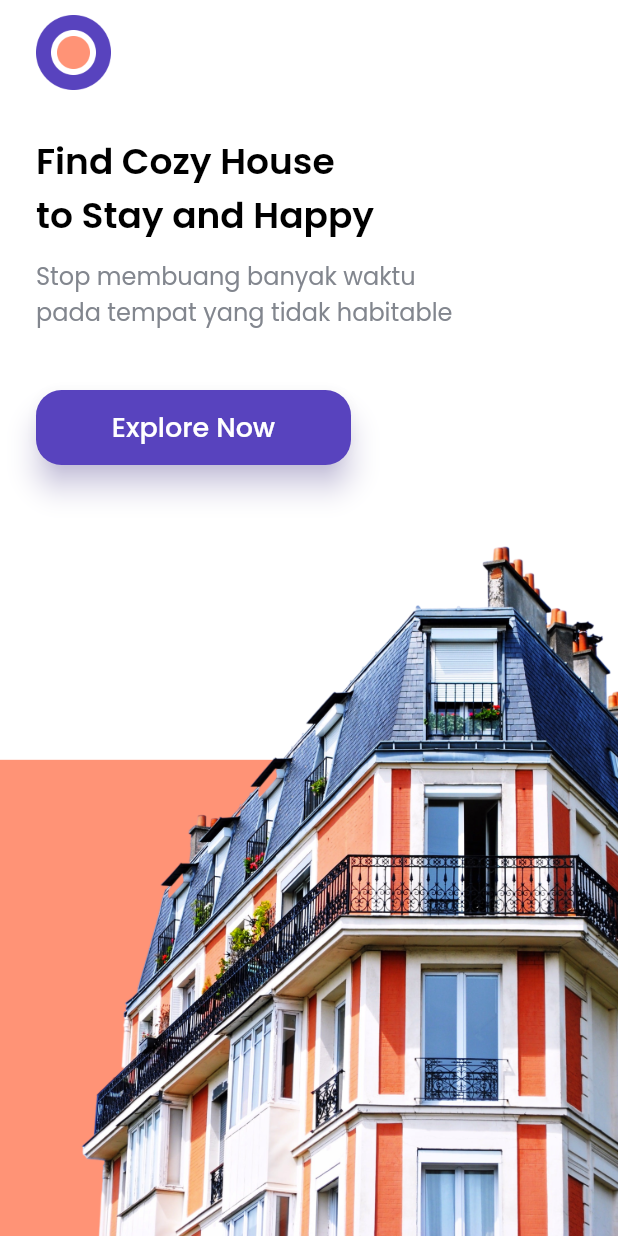
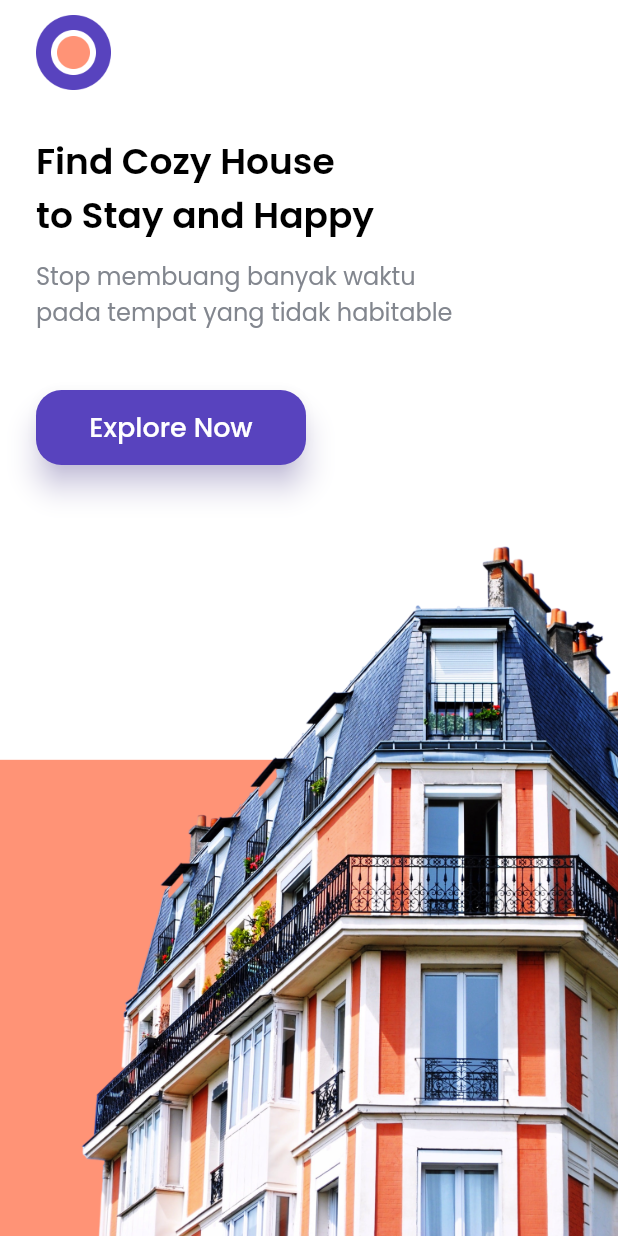
Before and after one commit to davadaviar/flutter-findhouse, a Flutter app: the screen it shows after launch, on a phone screen of 412 x 824 dp. Run offline on Flutter 3.47's test engine with Material 2 defaults, Android fonts, the phone set to English and light mode, and no system bars; our stand-ins replace google_fonts.

Commit message:
Modify custom button

```diff
--- a/lib/main.dart
+++ b/lib/main.dart
@@ -1,4 +1,5 @@
 import 'package:flutter/material.dart';
+import 'package:flutter_findhouse/ui/pages/home_page.dart';
 import 'package:flutter_findhouse/ui/pages/splash_page.dart';
 
 void main() {
@@ -13,7 +14,10 @@ class MyApp extends StatelessWidget {
   Widget build(BuildContext context) {
     return MaterialApp(
       debugShowCheckedModeBanner: false,
-      home: SplashPage(),
+      routes: {
+        '/': (context) => SplashPage(),
+        '/home': (context) => HomaPage(),
+      },
     );
   }
 }
--- a/lib/ui/pages/splash_page.dart
+++ b/lib/ui/pages/splash_page.dart
@@ -62,7 +62,10 @@ class SplashPage extends StatelessWidget {
                   ),
                   CustomButton(
                     title: 'Explore Now',
-                    onPressed: () {},
+                    width: 180,
+                    onPressed: () {
+                      Navigator.pushNamed(context, '/home');
+                    },
                   )
                 ],
               ),
--- a/lib/ui/widgets/custom_button.dart
+++ b/lib/ui/widgets/custom_button.dart
@@ -3,15 +3,20 @@ import '../../shared/themes.dart';
 
 class CustomButton extends StatelessWidget {
   final String title;
+  final double width;
   final Function() onPressed;
 
-  const CustomButton({Key? key, required this.title, required this.onPressed})
-      : super(key: key);
+  const CustomButton({
+    Key? key,
+    required this.title,
+    required this.onPressed,
+    this.width = double.infinity,
+  }) : super(key: key);
 
   @override
   Widget build(BuildContext context) {
     return Container(
-      width: 210,
+      width: width,
       height: 50,
       child: TextButton(
         style: TextButton.styleFrom(
```
Also changed, not shown: lib/ui/pages/home_page.dart (added, +13 -0 lines).
